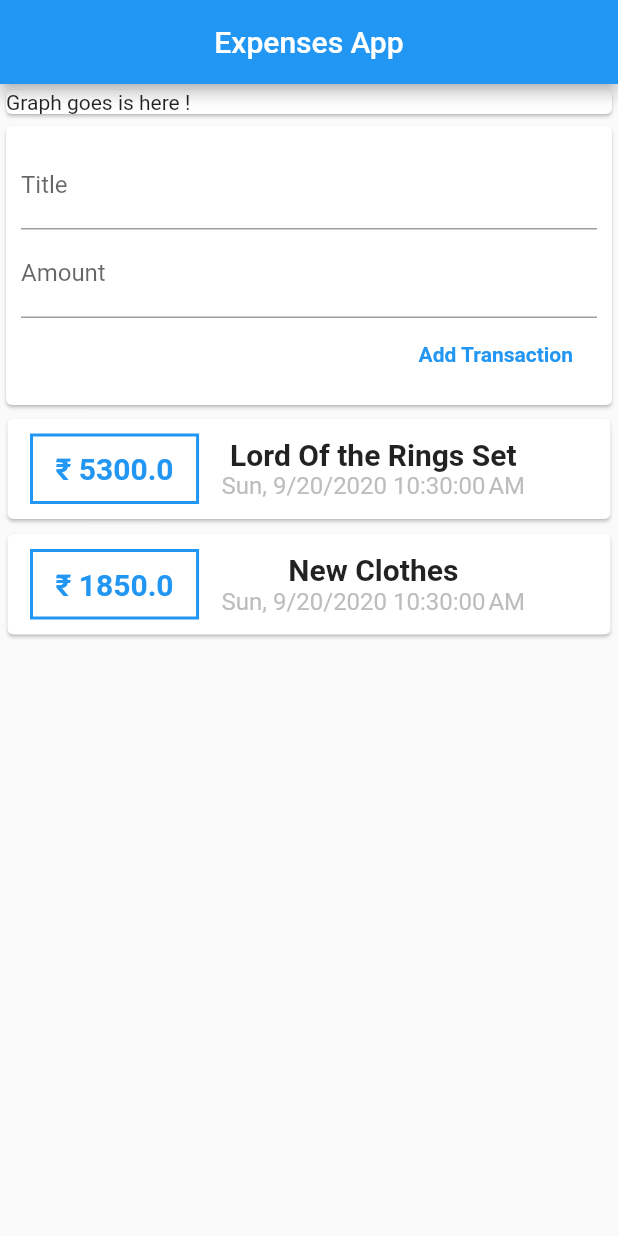
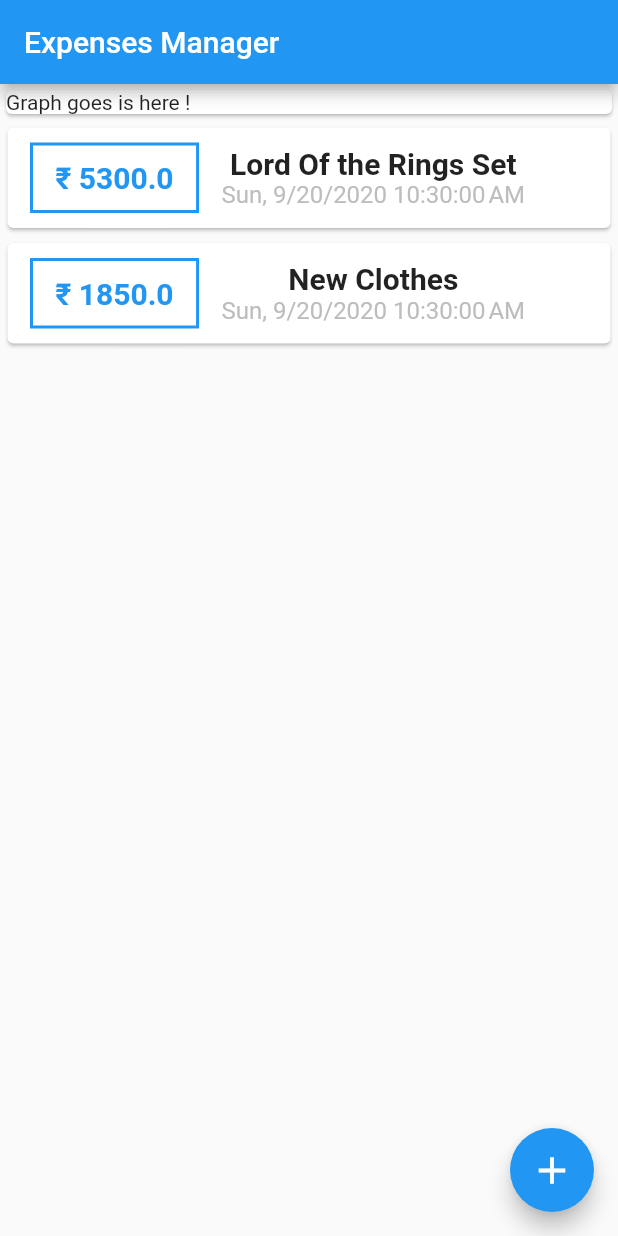
Before and after one commit to UtkarshMish/Expense_App, a Flutter app: the screen it shows after launch, on a phone screen of 412 x 824 dp. Run offline on Flutter 3.47's test engine with Material 2 defaults, Android fonts, the phone set to English and light mode, and no system bars.

Commit message:
added floating action button

```diff
--- a/lib/view/HomePage.dart
+++ b/lib/view/HomePage.dart
@@ -9,6 +9,7 @@ class HomePage extends StatefulWidget {
 }
 
 class HomePageView extends State<HomePage> {
+  bool viewForm = false;
   final List<Transaction> transactionList = <Transaction>[
     Transaction(
         id: '1',
@@ -28,14 +29,27 @@ class HomePageView extends State<HomePage> {
     });
   }
 
+  void showTransactionForm() {
+    setState(() {
+      viewForm = !viewForm;
+    });
+  }
+
   @override
   Widget build(BuildContext context) {
     return Scaffold(
       appBar: AppBar(
-        title: Text("Expenses App"),
-        centerTitle: true,
+        title: Text("Expenses Manager"),
       ),
-      body: Column(
+      floatingActionButton: FloatingActionButton(
+        onPressed: () => showTransactionForm(),
+        child: Icon(
+          Icons.add,
+          color: Colors.white,
+          size: 30,
+        ),
+      ),
+      body: ListView(
         children: <Widget>[
           Container(
             width: double.infinity,
@@ -43,7 +57,7 @@ class HomePageView extends State<HomePage> {
               child: Text("Graph goes is here !"),
             ),
           ),
-          TransactionForm(handleTransactions: addTransaction),
+          if (viewForm) TransactionForm(handleTransactions: addTransaction),
           ExpenseList(itemList: transactionList)
         ],
       ),
```
